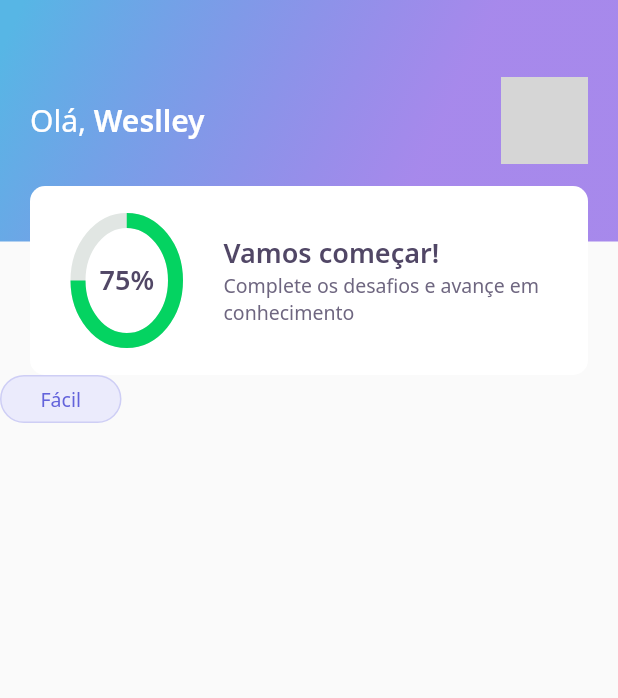
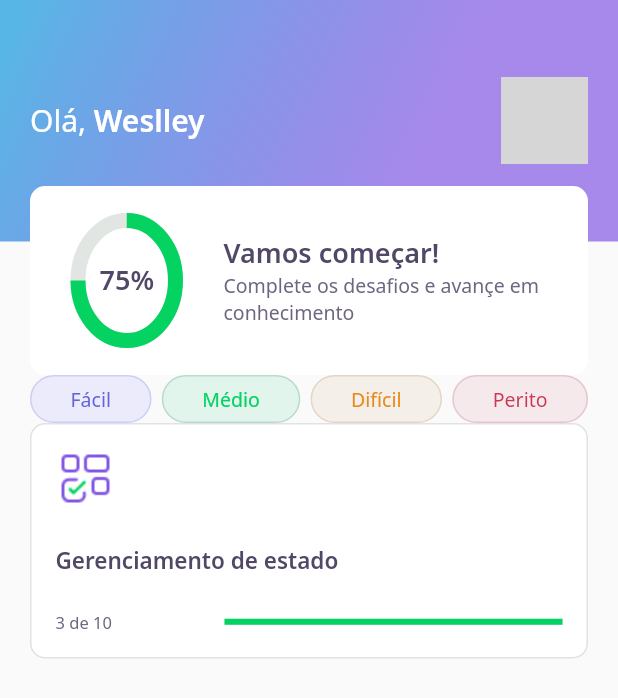
Before and after one commit to WeslleyFratini/nlw5-flutter, a Flutter app: the HomePage screen opened directly, on a phone screen of 412 x 824 dp. Shown: the top 698 px of the screen. Run offline on Flutter 3.47's test engine with Material 2 defaults, Android fonts, the phone set to English and light mode, and no system bars; our stand-ins replace google_fonts; network calls fail; grey boxes are pictures that could not be loaded.

Commit message:
chore: add gerencia de estado

```diff
--- a/lib/home/home_page.dart
+++ b/lib/home/home_page.dart
@@ -1,5 +1,6 @@
 import 'package:DevQuiz/home/widgets/appbar/app_bar_widget.dart';
 import 'package:DevQuiz/home/widgets/level_button/level_button_widget.dart';
+import 'package:DevQuiz/home/widgets/quiz_card/quiz_card_widget.dart';
 import 'package:flutter/material.dart';
 
 class HomePage extends StatefulWidget {
@@ -14,8 +15,23 @@ class _HomePageState extends State<HomePage> {
   Widget build(BuildContext context) {
     return Scaffold(
       appBar: AppBarWidget(),
-      body: LevelButtonWidget(
-        label: "Fácil"
+      body: Padding(
+        padding: const EdgeInsets.symmetric(horizontal: 20),
+        child: Column(
+          children: [
+            Row(
+              mainAxisAlignment: MainAxisAlignment.spaceBetween,
+              children: [
+                LevelButtonWidget(label: "Fácil"),
+                LevelButtonWidget(label: "Médio"),
+                LevelButtonWidget(label: "Difícil"),
+                LevelButtonWidget(label: "Perito"),
+              ],
+            ),
+
+            QuizCardWidget()
+          ],
+        ),
       )
     );
   }
--- /dev/null
+++ b/lib/home/widgets/quiz_card/quiz_card_widget.dart
@@ -0,0 +1,47 @@
+import 'package:DevQuiz/core/core.dart';
+import 'package:flutter/material.dart';
+
+class QuizCardWidget extends StatelessWidget {
+  const QuizCardWidget({Key? key}) : super(key: key);
+
+  @override
+  Widget build(BuildContext context) {
+    return Container(
+      padding: EdgeInsets.all(16),
+        decoration: BoxDecoration(
+            border: Border.fromBorderSide(BorderSide(color: AppColors.border)),
+            color: AppColors.white,
+            borderRadius: BorderRadius.circular(10)),
+        child: Column(
+          crossAxisAlignment: CrossAxisAlignment.start,
+          children: [
+            Container(
+                child: Image.asset(AppImages.blocks), height: 40, width: 40),
+            SizedBox(
+              height: 24,
+            ),
+            Text("Gerenciamento de estado", style: AppTextStyles.heading15),
+               SizedBox(
+              height: 24,
+            ),
+            Row(
+              children: [
+                Expanded(
+                  flex: 1,
+                  child: Text("3 de 10", style: AppTextStyles.body11),
+                ),
+                Expanded(
+                  flex: 2,
+                  child: LinearProgressIndicator(
+                    value: 3,
+                    backgroundColor: AppColors.chartSecondary,
+                    valueColor:
+                        AlwaysStoppedAnimation<Color>(AppColors.chartPrimary),
+                  ),
+                )
+              ],
+            )
+          ],
+        ));
+  }
+}
```
